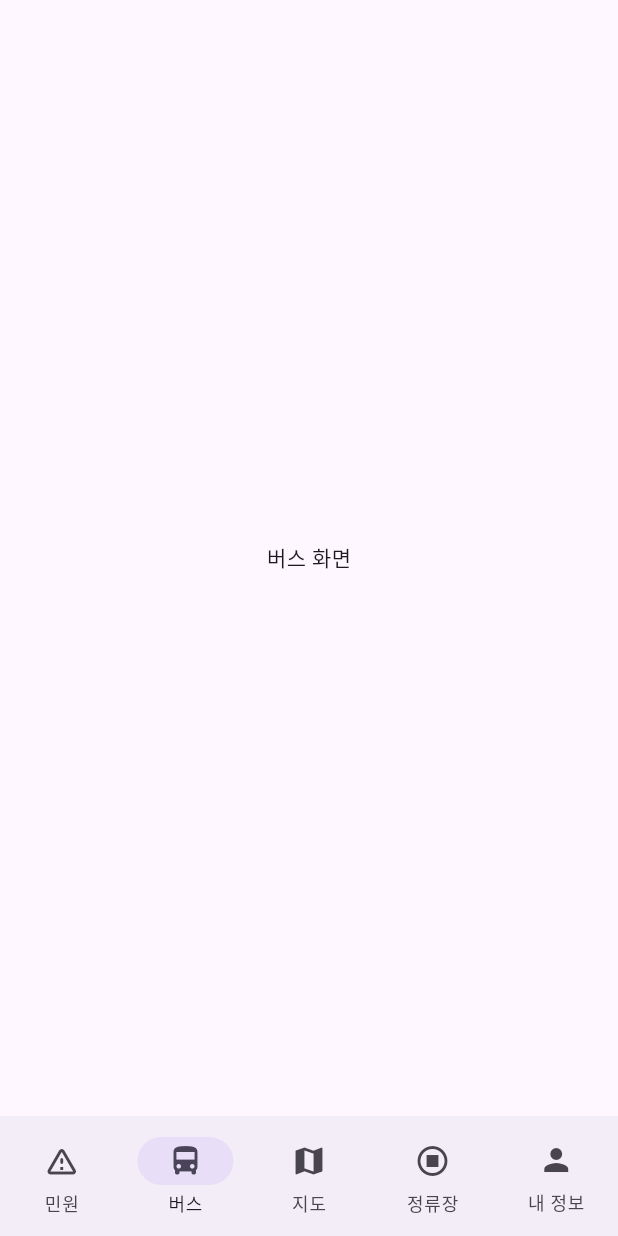
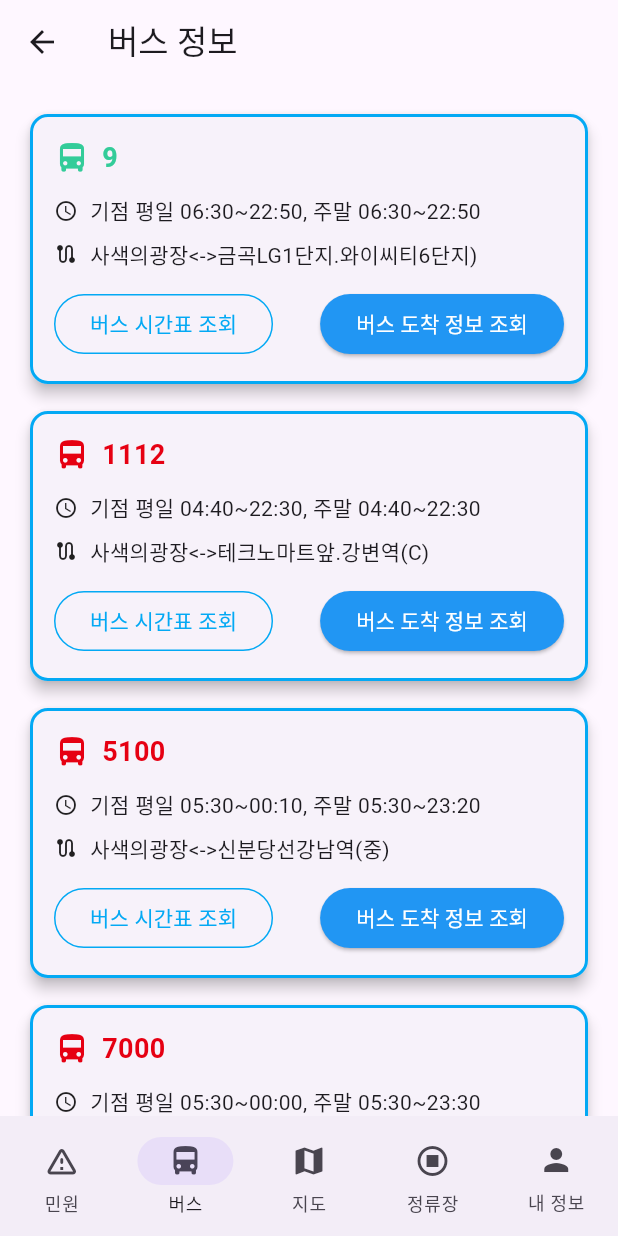
Before and after one commit to Brian0KIM/KHUBusEonje, a Flutter app: the NavigationBarScreen screen opened directly with empty values, item 2 of the bottom bar chosen, on a phone screen of 412 x 824 dp. Run offline on Flutter 3.47's test engine with Material 3 defaults, Android fonts, the phone set to English and light mode, and no system bars; our stand-ins replace dio.

Commit message:
bus_screen 추가

```diff
--- /dev/null
+++ b/front/lib/bus_screen.dart
@@ -0,0 +1,178 @@
+import 'package:flutter/material.dart';
+import 'package:http/http.dart' as http;
+import 'dart:convert';
+class BusScreen extends StatelessWidget {
+  const BusScreen({super.key});
+
+  // 버스 노선별 색상 지정
+  Color getBusColor(String routeNumber) {
+    switch (routeNumber) {
+      case "9":
+        return const Color(0xff33CC99); // 지선버스
+      case "1112":
+        return const Color(0xffE60012); // 지선버스
+      case "5100":
+        return const Color(0xffE60012); // 광역버스
+      case "7000":
+        return const Color(0xffE60012); // 광역버스
+      case "M5107":
+        return const Color(0xff006896); // M버스
+      case "1560A":
+        return const Color(0xffE60012); // 지선버스
+      case "1560B":
+        return const Color(0xffE60012); // 지선버스
+      default:
+        return Colors.black;
+    }
+  }
+
+  @override
+  Widget build(BuildContext context) {
+    return Scaffold(
+      appBar: AppBar(
+        title: const Text('버스 정보'),
+      ),
+      body: SingleChildScrollView(
+        child: Padding(
+          padding: const EdgeInsets.all(16.0),
+          child: Column(
+            children: [
+              _buildBusRouteCard(
+                routeNumber: "9",
+                operationTime: "기점 평일 06:30~22:50, 주말 06:30~22:50",
+                routeInfo: "사색의광장<->금곡LG1단지.와이씨티6단지)",
+              ),
+              const SizedBox(height: 10),
+              _buildBusRouteCard(
+                routeNumber: "1112",
+                operationTime: "기점 평일 04:40~22:30, 주말 04:40~22:30",
+                routeInfo: "사색의광장<->테크노마트앞.강변역(C)",
+              ),
+              const SizedBox(height: 10),
+              _buildBusRouteCard(
+                routeNumber: "5100",
+                operationTime: "기점 평일 05:30~00:10, 주말 05:30~23:20",
+                routeInfo: "사색의광장<->신분당선강남역(중)",
+              ),
+              const SizedBox(height: 10),
+              _buildBusRouteCard(
+                routeNumber: "7000",
+                operationTime: "기점 평일 05:30~00:00, 주말 05:30~23:30",
+                routeInfo: "사색의광장<->사당역4번출구",
+              ),
+              const SizedBox(height: 10),
+              _buildBusRouteCard(
+                routeNumber: "M5107",
+                operationTime: "기점 평일 05:00~23:00, 주말 05:00~23:00",
+                routeInfo: "경희대학교<->서울역버스환승센터(6번승강장)(중)",
+              ),
+              const SizedBox(height: 10),
+              _buildBusRouteCard(
+                routeNumber: "1560A",
+                operationTime: "기점 평일 05:30~11:30, 주말 05:00~11:20",
+                routeInfo: "경희대학교<->신분당선강남역(중)",
+              ),
+              _buildBusRouteCard(
+                routeNumber: "1560B",
+                operationTime: "기점 평일 11:50~22:30, 주말 11:50~22:30",
+                routeInfo: "경희대학교<->신분당선강남역(중)",
+              ),
+            ],
+          ),
+        ),
+      ),
+    );
+  }
+
+  Widget _buildBusRouteCard({
+    required String routeNumber,
+    required String operationTime,
+    required String routeInfo,
+  }) {
+    return Card(
+      shape: RoundedRectangleBorder(
+        borderRadius: BorderRadius.circular(12.0),
+        side: const BorderSide(color: Colors.lightBlue, width: 2),
+      ),
+      elevation: 4,
+      child: Padding(
+        padding: const EdgeInsets.all(16.0),
+        child: Column(
+          crossAxisAlignment: CrossAxisAlignment.start,
+          children: [
+            Row(
+              children: [
+                Icon(
+                  Icons.directions_bus,
+                  size: 24,
+                  color: getBusColor(routeNumber), // 노선별 색상 적용
+                ),
+                const SizedBox(width: 8),
+                Text(
+                  routeNumber,
+                  style: TextStyle(
+                    fontSize: 18,
+                    fontWeight: FontWeight.bold,
+                    color: getBusColor(routeNumber), // 노선 번호도 같은 색상 적용
+                  ),
+                ),
+              ],
+            ),
+            const SizedBox(height: 12),
+            Row(
+              children: [
+                const Icon(Icons.access_time, size: 16),
+                const SizedBox(width: 8),
+                Expanded(
+                  child: Text(
+                    operationTime,
+                    style: const TextStyle(fontSize: 14),
+                  ),
+                ),
+              ],
+            ),
+            const SizedBox(height: 8),
+            Row(
+              children: [
+                const Icon(Icons.route, size: 16),
+                const SizedBox(width: 8),
+                Expanded(
+                  child: Text(
+                    routeInfo,
+                    style: const TextStyle(fontSize: 14),
+                  ),
+                ),
+              ],
+            ),
+            const SizedBox(height: 12),
+            Row(
+              mainAxisAlignment: MainAxisAlignment.spaceBetween,
+              children: [
+                OutlinedButton(
+                  style: OutlinedButton.styleFrom(
+                    foregroundColor: Colors.lightBlue,
+                    side: const BorderSide(color: Colors.lightBlue),
+                  ),
+                  onPressed: () {
+                    // 버스 시간표 조회 기능 구현
+                  },
+                  child: const Text('버스 시간표 조회'),
+                ),
+                ElevatedButton(
+                  style: ElevatedButton.styleFrom(
+                    backgroundColor: Colors.blue,
+                    foregroundColor: Colors.white,
+                  ),
+                  onPressed: () {
+                    // 버스 도착 정보 조회 기능 구현
+                  },
+                  child: const Text('버스 도착 정보 조회'),
+                ),
+              ],
+            ),
+          ],
+        ),
+      ),
+    );
+  }
+}
--- a/front/lib/main.dart
+++ b/front/lib/main.dart
@@ -4,6 +4,7 @@ import 'dart:convert';
 import 'bus_company.dart';
 import "bus_info.dart";
 import "passed_bus_page.dart";
+import "bus_screen.dart";
 void main() {
   runApp(const MyApp());
 }
@@ -204,7 +205,7 @@ class _NavigationBarScreenState extends State<NavigationBarScreen> {
     super.initState();
     _pages = [
       const ComplaintServiceScreen(), // 민원 화면
-      const Center(child: Text('버스 화면')), // 버스 화면
+      const BusScreen(), // 버스 화면
       const Center(child: Text('지도 화면')), // 지도 화면
       const Center(child: Text("정류장 화면")), // 정류장 화면
       UserInfoScreen(
@@ -653,7 +654,7 @@ class CompanyInfoPage extends StatelessWidget {
           icon: const Icon(Icons.arrow_back),
           onPressed: () => Navigator.pop(context),
         ),
-        title: Text('${company['name']} 서비스'),
+        title: Text('${company['name']}'),
       ),
       body: Padding(
         padding: const EdgeInsets.all(16.0),
--- a/front/lib/passed_bus_page.dart
+++ b/front/lib/passed_bus_page.dart
@@ -78,6 +78,7 @@ class _PassedBusPageState extends State<PassedBusPage> {
                       value: "203000125",
                       label: Text("정문방향"),
                     ),
+
                   ],
                   selected: {currentStationId},
                   onSelectionChanged: (Set<String> newSelection) {
@@ -86,6 +87,11 @@ class _PassedBusPageState extends State<PassedBusPage> {
                     });
                     fetchBusData();
                   },
+                  style: ButtonStyle(
+                      side: WidgetStateProperty.all(
+                      const BorderSide(color: Colors.blue),
+                    ),
+  ),
                 ),
               ],
             ),
@@ -97,18 +103,18 @@ class _PassedBusPageState extends State<PassedBusPage> {
                     itemCount: busData.length,
                     itemBuilder: (context, index) {
                       final bus = busData[index];
-                      final expectedArrival = DateTime.parse(bus['expectedArrival']).toLocal();
-
+                      final expectedArrival = DateTime.parse(bus['expectedArrival']);
+                      final formattedTime = '${expectedArrival.hour.toString().padLeft(2, '0')}:${expectedArrival.minute.toString().padLeft(2, '0')}';
                       return Card(
                         margin: const EdgeInsets.symmetric(horizontal: 16.0, vertical: 8.0),
                         child: ListTile(
-                          leading: const Icon(Icons.check, color: Colors.blue),
+                          leading: const Icon(Icons.directions_bus, color: Colors.blue),
                           title: Text(
                             bus['routeName'],
                             style: const TextStyle(fontWeight: FontWeight.bold),
                           ),
                           subtitle: Text(
-                            '${bus['plateNo']}\n${expectedArrival.hour}:${expectedArrival.minute.toString().padLeft(2, '0')} 도착 예정',
+                            '${bus['plateNo']}\n$formattedTime 도착 예정',
                           ),
                         ),
                       );
```
